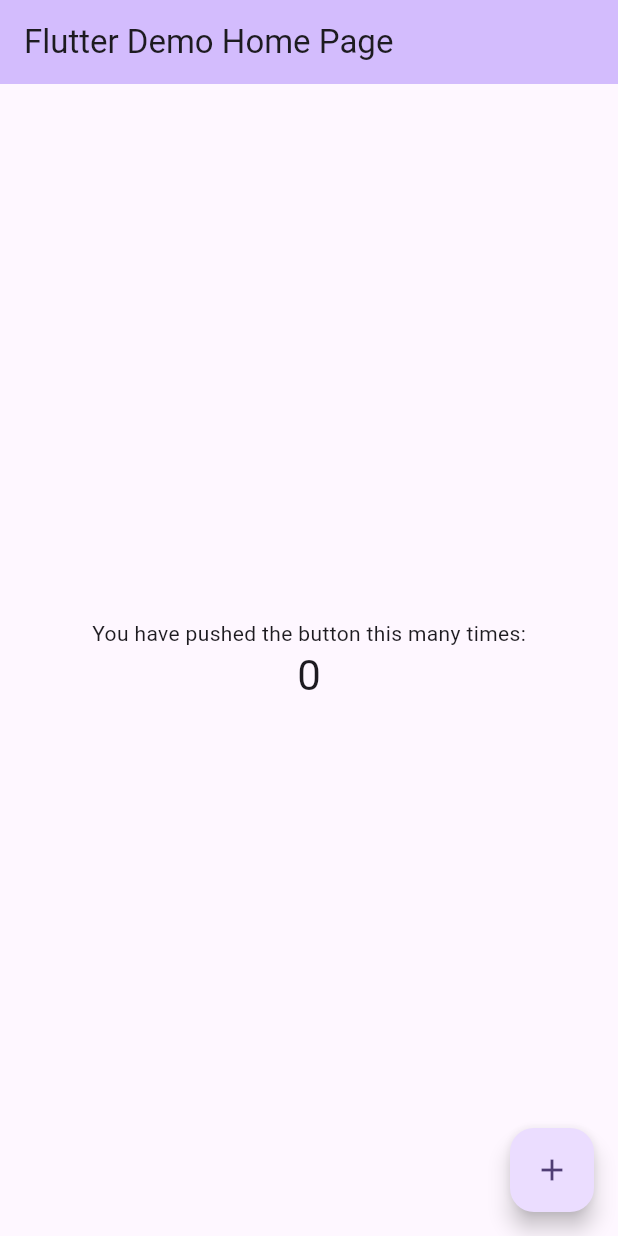
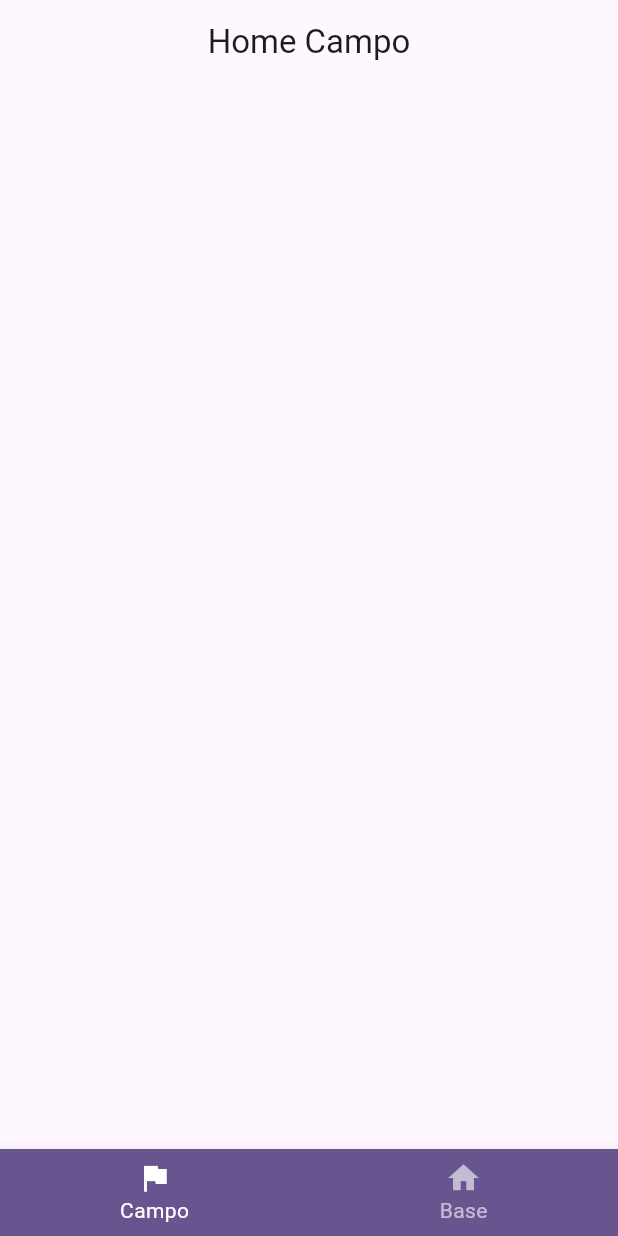
Before and after one commit to ErickRezende1833/carangode_visits, a Flutter app: the screen it shows after launch, on a phone screen of 412 x 824 dp. Run offline on Flutter 3.47's test engine with Material 3 defaults, Android fonts, the phone set to English and light mode, and no system bars.

Commit message:
feat: Estrutura+baseHomeCampo

```diff
--- a/lib/main.dart
+++ b/lib/main.dart
@@ -1,4 +1,6 @@
 import 'package:flutter/material.dart';
+// 1. Importe o seu arquivo (ajuste o caminho se necessário)
+import 'views/homeCampoView.dart';
 
 void main() {
   runApp(const MyApp());
@@ -7,116 +9,16 @@ void main() {
 class MyApp extends StatelessWidget {
   const MyApp({super.key});
 
-  // This widget is the root of your application.
   @override
   Widget build(BuildContext context) {
     return MaterialApp(
       title: 'Flutter Demo',
       theme: ThemeData(
-        // This is the theme of your application.
-        //
-        // TRY THIS: Try running your application with "flutter run". You'll see
-        // the application has a purple toolbar. Then, without quitting the app,
-        // try changing the seedColor in the colorScheme below to Colors.green
-        // and then invoke "hot reload" (save your changes or press the "hot
-        // reload" button in a Flutter-supported IDE, or press "r" if you used
-        // the command line to start the app).
-        //
-        // Notice that the counter didn't reset back to zero; the application
-        // state is not lost during the reload. To reset the state, use hot
-        // restart instead.
-        //
-        // This works for code too, not just values: Most code changes can be
-        // tested with just a hot reload.
         colorScheme: ColorScheme.fromSeed(seedColor: Colors.deepPurple),
+        useMaterial3: true,
       ),
-      home: const MyHomePage(title: 'Flutter Demo Home Page'),
+
+      home: const HomeCampoView(),
     );
   }
 }
-
-class MyHomePage extends StatefulWidget {
-  const MyHomePage({super.key, required this.title});
-
-  // This widget is the home page of your application. It is stateful, meaning
-  // that it has a State object (defined below) that contains fields that affect
-  // how it looks.
-
-  // This class is the configuration for the state. It holds the values (in this
-  // case the title) provided by the parent (in this case the App widget) and
-  // used by the build method of the State. Fields in a Widget subclass are
-  // always marked "final".
-
-  final String title;
-
-  @override
-  State<MyHomePage> createState() => _MyHomePageState();
-}
-
-class _MyHomePageState extends State<MyHomePage> {
-  int _counter = 0;
-
-  void _incrementCounter() {
-    setState(() {
-      // This call to setState tells the Flutter framework that something has
-      // changed in this State, which causes it to rerun the build method below
-      // so that the display can reflect the updated values. If we changed
-      // _counter without calling setState(), then the build method would not be
-      // called again, and so nothing would appear to happen.
-      _counter++;
-    });
-  }
-
-  @override
-  Widget build(BuildContext context) {
-    // This method is rerun every time setState is called, for instance as done
-    // by the _incrementCounter method above.
-    //
-    // The Flutter framework has been optimized to make rerunning build methods
-    // fast, so that you can just rebuild anything that needs updating rather
-    // than having to individually change instances of widgets.
-    return Scaffold(
-      appBar: AppBar(
-        // TRY THIS: Try changing the color here to a specific color (to
-        // Colors.amber, perhaps?) and trigger a hot reload to see the AppBar
-        // change color while the other colors stay the same.
-        backgroundColor: Theme.of(context).colorScheme.inversePrimary,
-        // Here we take the value from the MyHomePage object that was created by
-        // the App.build method, and use it to set our appbar title.
-        title: Text(widget.title),
-      ),
-      body: Center(
-        // Center is a layout widget. It takes a single child and positions it
-        // in the middle of the parent.
-        child: Column(
-          // Column is also a layout widget. It takes a list of children and
-          // arranges them vertically. By default, it sizes itself to fit its
-          // children horizontally, and tries to be as tall as its parent.
-          //
-          // Column has various properties to control how it sizes itself and
-          // how it positions its children. Here we use mainAxisAlignment to
-          // center the children vertically; the main axis here is the vertical
-          // axis because Columns are vertical (the cross axis would be
-          // horizontal).
-          //
-          // TRY THIS: Invoke "debug painting" (choose the "Toggle Debug Paint"
-          // action in the IDE, or press "p" in the console), to see the
-          // wireframe for each widget.
-          mainAxisAlignment: MainAxisAlignment.center,
-          children: <Widget>[
-            const Text('You have pushed the button this many times:'),
-            Text(
-              '$_counter',
-              style: Theme.of(context).textTheme.headlineMedium,
-            ),
-          ],
-        ),
-      ),
-      floatingActionButton: FloatingActionButton(
-        onPressed: _incrementCounter,
-        tooltip: 'Increment',
-        child: const Icon(Icons.add),
-      ), // This trailing comma makes auto-formatting nicer for build methods.
-    );
-  }
-}
--- /dev/null
+++ b/lib/views/homeCampoView.dart
@@ -0,0 +1,34 @@
+import 'package:flutter/material.dart';
+import 'widgets.dart';
+
+class HomeCampoView extends StatefulWidget {
+  const HomeCampoView({Key? key}) : super(key: key);
+
+  @override
+  State<HomeCampoView> createState() => _HomeCampoViewState();
+}
+
+class _HomeCampoViewState extends State<HomeCampoView> {
+  @override
+  Widget build(BuildContext context) {
+    return Scaffold(
+      appBar: AppBar(
+        title: const Text('Home Campo'),
+        centerTitle: true,
+      ),
+      body: SingleChildScrollView(
+        child: Padding(
+          padding: const EdgeInsets.all(16.0),
+          child: Column(
+            crossAxisAlignment: CrossAxisAlignment.start,
+            children: [
+
+
+            ],
+          ),
+        ),
+      ),
+      bottomNavigationBar: const CustomBottomNavigationBar(currentIndex: 0),
+    );
+  }
+}
--- /dev/null
+++ b/lib/views/widgets.dart
@@ -0,0 +1,40 @@
+import 'package:flutter/material.dart';
+
+
+
+
+// Custom Bottom Navigation Bar Widget
+
+class CustomBottomNavigationBar extends StatelessWidget {
+  final int currentIndex;
+
+  const CustomBottomNavigationBar({super.key, required this.currentIndex});
+
+  @override
+  Widget build(BuildContext context) {
+    return BottomNavigationBar(
+      currentIndex: currentIndex,
+      type: BottomNavigationBarType.fixed,
+      backgroundColor: Theme.of(context).colorScheme.primary,
+      selectedItemColor: Theme.of(context).colorScheme.onPrimary,
+      unselectedItemColor: Theme.of(
+        context,
+      ).colorScheme.onPrimary.withOpacity(.60),
+      selectedFontSize: 14,
+      unselectedFontSize: 14,
+      onTap: (index) {
+
+      },
+      items: [
+        BottomNavigationBarItem(
+          label: 'Campo',
+          icon: Icon(Icons.flag),
+        ),
+        BottomNavigationBarItem(
+          label: 'Base',
+          icon: Icon(Icons.home),
+        ),
+      ],
+    );
+  }
+}
```
